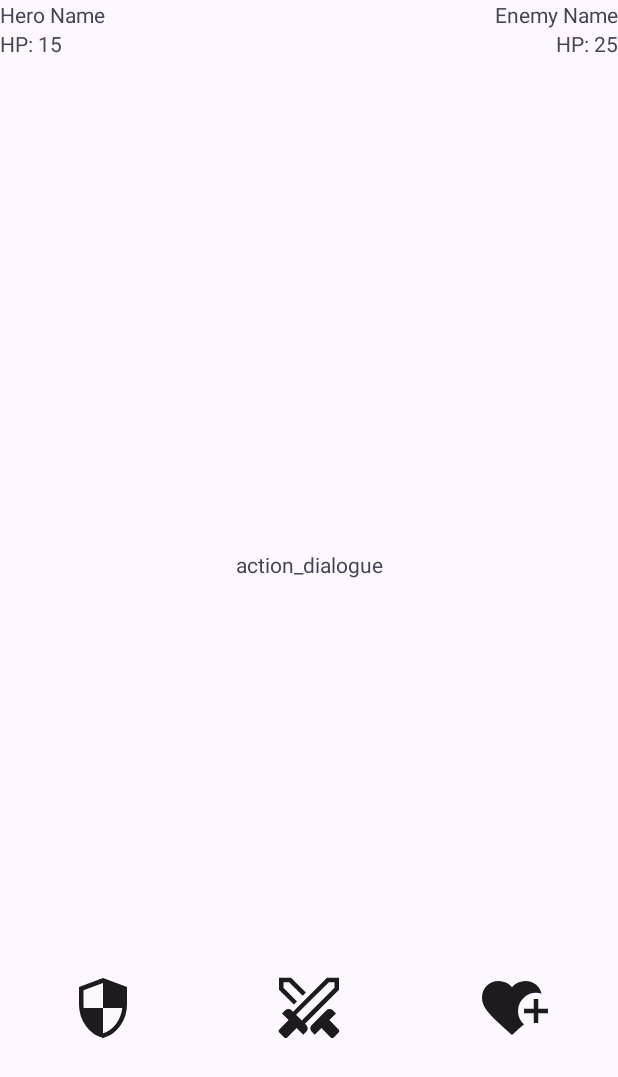
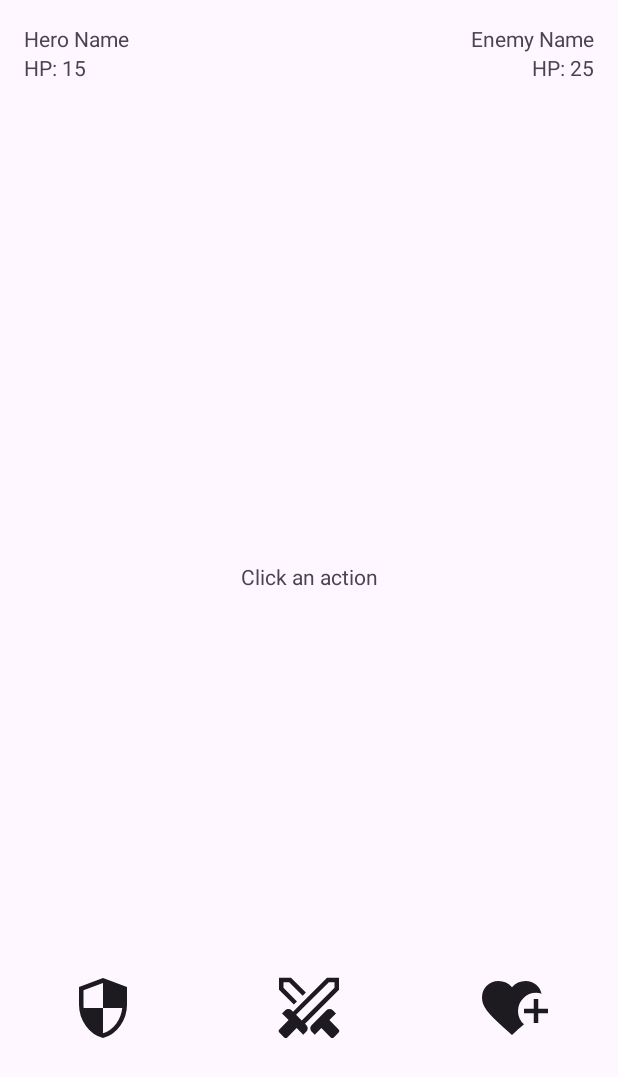
Before and after one commit to the-brown-foxx/bri-rpg, an Android app: the screen it shows after launch (MainActivity), on a phone screen of 412 x 824 dp. Shown: the top 1077 px of the screen. Run offline under Robolectric (Android 15) with nearby library versions, the phone set to English and light mode, and no system bars; libraries missing offline, so code that uses them is left out: ph.edu.auf; 4 statements that could not run were skipped.

Commit message:
finished implementation?

```diff
--- a/app/src/main/java/ph/edu/auf/nuguid/marcbrian/rpggame/Interface.kt
+++ b/app/src/main/java/ph/edu/auf/nuguid/marcbrian/rpggame/Interface.kt
@@ -1,11 +1,6 @@
 package ph.edu.auf.nuguid.marcbrian.rpggame
 
 interface CharacterInterface {
-    fun attack(target: Character): AttackResult
-    fun defend(): DefendResult
-    fun heal(): HealResult
-    fun receiveDamage(): DamageResult
-
-
-
+    fun makeMove(move: Move): MoveResult
+    fun receiveDamage(): SuccessfulDefenseResult?
 }
--- a/app/src/main/java/ph/edu/auf/nuguid/marcbrian/rpggame/MainActivity.kt
+++ b/app/src/main/java/ph/edu/auf/nuguid/marcbrian/rpggame/MainActivity.kt
@@ -2,84 +2,122 @@ package ph.edu.auf.nuguid.marcbrian.rpggame
 
 import android.annotation.SuppressLint
 import android.os.Bundle
-import android.widget.Button
+import android.view.ViewGroup
 import android.widget.TextView
 import androidx.activity.enableEdgeToEdge
 import androidx.appcompat.app.AppCompatActivity
 import androidx.core.view.ViewCompat
 import androidx.core.view.WindowInsetsCompat
+import androidx.core.view.updateLayoutParams
 import ph.edu.auf.nuguid.marcbrian.rpggame.databinding.ActivityMainBinding
 
 class MainActivity : AppCompatActivity() {
 
     private lateinit var binding: ActivityMainBinding
 
+    private val hero = Hero("Hero", CharacterStats(hp = 25, def = 8))
+    private val enemy = Enemy("Goblin", CharacterStats(hp = 15, def = 5))
+    private var gameOver = false
+
     @SuppressLint("SetTextI18n")
     override fun onCreate(savedInstanceState: Bundle?) {
-
-
         super.onCreate(savedInstanceState)
         enableEdgeToEdge()
         setContentView(R.layout.activity_main)
-        ViewCompat.setOnApplyWindowInsetsListener(findViewById(R.id.main)) { v, insets ->
-            val systemBars = insets.getInsets(WindowInsetsCompat.Type.systemBars())
-            v.setPadding(systemBars.left, systemBars.top, systemBars.right, systemBars.bottom)
-            insets
-
-
-        }
-
-        val hero = Hero("Hero", CharacterStats(hp = 25, def = 8))
-        val enemy = Enemy("Goblin", CharacterStats(hp = 15, def = 5))
-
         binding = ActivityMainBinding.inflate(layoutInflater)
         setContentView(binding.root)
 
+        ViewCompat.setOnApplyWindowInsetsListener(binding.root) { v, windowInsets ->
+            val insets = windowInsets.getInsets(WindowInsetsCompat.Type.systemBars())
+            // Apply the insets as a margin to the view. This solution sets
+            // only the bottom, left, and right dimensions, but you can apply whichever
+            // insets are appropriate to your layout. You can also update the view padding
+            // if that's more appropriate.
+            v.updateLayoutParams<ViewGroup.MarginLayoutParams> {
+                topMargin = insets.top
+                leftMargin = insets.left
+                bottomMargin = insets.bottom
+                rightMargin = insets.right
+            }
+
+            // Return CONSUMED if you don't want want the window insets to keep passing
+            // down to descendant views.
+            WindowInsetsCompat.CONSUMED
+        }
+
         with(binding) {
-
             heroName.text = hero.name
+            heroHp.text = hero.characterStats.hp.toString()
             enemyName.text = enemy.name
             enemyHp.text = enemy.characterStats.hp.toString()
-            heroHp.text = hero.characterStats.hp.toString()
 
             attackButton.setOnClickListener {
-                hero.attack(enemy)
-                actionDialogue.text = "Hero attacked Goblin for ${hero.damageQueued} damage!"
+                if (!gameOver) makeMove(AttackMove(enemy))
             }
 
             defendButton.setOnClickListener {
-                hero.defend()
-                actionDialogue.text = "Hero Defended!"
+                if (!gameOver) makeMove(DefenseMove)
             }
 
             healButton.setOnClickListener {
-                val healResult = hero.heal()
-                actionDialogue.text = "Hero healed for ${healResult.healing}!"
+                if (!gameOver) makeMove(HealMove)
             }
-
-            if (hero.characterStats.hp == 0){
-
-                actionDialogue.text = "Enemy won"
-            }else if (enemy.characterStats.hp == 0){
-                actionDialogue.text = "Hero won"
-            }
-
-            makeRandomMove(enemy, hero)
-
         }
-
     }
 
 
-    fun makeRandomMove(character: CharacterInterface, opponent: Character) {
+    private fun ActivityMainBinding.makeMove(move: Move) {
+        val heroResult = hero.makeMove(move)
+        heroResultText.updateFromResults(hero, heroResult)
+        val enemyResult = enemy.makeRandomMove(hero)
+        enemyResultText.updateFromResults(enemy, enemyResult)
+        val heroDefense = hero.receiveDamage()
+        heroResultText.updateFromResults(hero, heroDefense)
+        val enemyDefense = enemy.receiveDamage()
+        enemyResultText.updateFromResults(enemy, enemyDefense)
 
-        var move = listOf("attack", "defend", "heal").random()
+        heroHp.text = hero.characterStats.hp.toString()
+        enemyHp.text = enemy.characterStats.hp.toString()
 
-        when(move){
-            "attack" -> character.attack(opponent)
-            "defend" -> character.defend()
-            "heal" -> character.heal()
+        if (hero.characterStats.hp <= 0) {
+            heroName.text = "${hero.name} (Defeated)"
+            enemyName.text = "${enemy.name} (Winner)"
+            gameOver = true
+        } else if (enemy.characterStats.hp <= 0) {
+            heroName.text = "${hero.name} (Winner)"
+            enemyName.text = "${enemy.name} (Defeated)"
+            gameOver = true
         }
+    }
 
+    private fun TextView.updateFromResults(
+        character: Character,
+        moveResult: MoveResult,
+    ) {
+        text = when (moveResult) {
+            is AttackResult -> "${character.name} attacked for ${moveResult.damage} damage"
+            is DefenseResult -> "${character.name} defended"
+            is HealResult -> "${character.name} healed for ${moveResult.healing} HP"
+        }
+    }
+
+    @SuppressLint("SetTextI18n")
+    private fun TextView.updateFromResults(
+        character: Character,
+        moveResult: SuccessfulDefenseResult?,
+    ) {
+        if (moveResult is SuccessfulDefenseResult) {
+            text = "${character.name} defended and only received ${moveResult.damage} damage"
+        }
+    }
+
+    private fun CharacterInterface.makeRandomMove(opponent: Character): MoveResult {
+        val move = listOf("attack", "defend", "heal").random()
+
+        return when(move){
+            "attack" -> makeMove(AttackMove(opponent))
+            "defend" -> makeMove(DefenseMove)
+            else -> makeMove(HealMove)
+        }
     }
 }
--- a/app/src/main/java/ph/edu/auf/nuguid/marcbrian/rpggame/MoveResult.kt
+++ b/app/src/main/java/ph/edu/auf/nuguid/marcbrian/rpggame/MoveResult.kt
@@ -3,6 +3,7 @@ package ph.edu.auf.nuguid.marcbrian.rpggame
 sealed interface MoveResult
 
 data class AttackResult(val damage: Int) : MoveResult
-data class DefendResult(val defense: Int) : MoveResult
+data class DefenseResult(val defense: Int) : MoveResult
 data class HealResult(val healing: Int) : MoveResult
-data class DamageResult(val damage: Int) : MoveResult
+
+data class SuccessfulDefenseResult(val damage: Int)
--- a/app/src/main/res/layout/activity_main.xml
+++ b/app/src/main/res/layout/activity_main.xml
@@ -12,26 +12,41 @@
         android:id="@+id/hero_name"
         android:layout_width="wrap_content"
         android:layout_height="wrap_content"
+        android:layout_marginStart="16dp"
+        android:layout_marginTop="16dp"
         android:text="@string/hero_name"
         app:layout_constraintStart_toStartOf="parent"
         app:layout_constraintTop_toTopOf="parent" />
 
+    <TextView
+        android:id="@+id/hero_result_text"
+        android:layout_width="wrap_content"
+        android:layout_height="wrap_content"
+        android:layout_marginTop="312dp"
+        android:text="@string/action_dialogue"
+        app:layout_constraintBottom_toTopOf="@+id/enemy_result_text"
+        app:layout_constraintEnd_toEndOf="parent"
+        app:layout_constraintHorizontal_bias="0.5"
+        app:layout_constraintStart_toStartOf="parent"
+        app:layout_constraintTop_toTopOf="parent"
+        app:layout_constraintVertical_chainStyle="packed" />
 
     <TextView
-        android:id="@+id/action_dialogue"
+        android:id="@+id/enemy_result_text"
         android:layout_width="wrap_content"
         android:layout_height="wrap_content"
-        android:text="@string/action_dialogue"
+        android:layout_marginBottom="108dp"
         app:layout_constraintBottom_toTopOf="@+id/attack_button"
         app:layout_constraintEnd_toEndOf="parent"
+        app:layout_constraintHorizontal_bias="0.5"
         app:layout_constraintStart_toStartOf="parent"
-        app:layout_constraintTop_toTopOf="parent"
-        app:layout_constraintVertical_bias="0.668" />
+        app:layout_constraintTop_toBottomOf="@+id/hero_result_text" />
 
     <TextView
-        android:id="@+id/enemy_hp"
+        android:id="@+id/hero_hp"
         android:layout_width="wrap_content"
         android:layout_height="wrap_content"
+        android:layout_marginStart="16dp"
         android:text="@string/hp_15"
         app:layout_constraintStart_toStartOf="parent"
         app:layout_constraintTop_toBottomOf="@+id/hero_name" />
@@ -40,14 +55,17 @@
         android:id="@+id/enemy_name"
         android:layout_width="wrap_content"
         android:layout_height="wrap_content"
+        android:layout_marginTop="16dp"
+        android:layout_marginEnd="16dp"
         android:text="@string/enemy_name"
         app:layout_constraintEnd_toEndOf="parent"
         app:layout_constraintTop_toTopOf="parent" />
 
     <TextView
-        android:id="@+id/hero_hp"
+        android:id="@+id/enemy_hp"
         android:layout_width="wrap_content"
         android:layout_height="wrap_content"
+        android:layout_marginEnd="16dp"
         android:text="HP: 25"
         app:layout_constraintEnd_toEndOf="parent"
         app:layout_constraintTop_toBottomOf="@+id/enemy_name" />
@@ -56,6 +74,7 @@
         android:id="@+id/defend_button"
         android:layout_width="0dp"
         android:layout_height="wrap_content"
+        android:layout_marginBottom="64dp"
         android:layout_weight="1"
         android:background="#0000"
         android:contentDescription="@string/defend"
@@ -65,13 +84,13 @@
         app:layout_constraintEnd_toStartOf="@+id/attack_button"
         app:layout_constraintHorizontal_bias="0.5"
         app:layout_constraintStart_toStartOf="parent"
-        app:tint="?colorOnSurface"
-        android:layout_marginBottom="64dp"/>
+        app:tint="?colorOnSurface" />
 
     <ImageButton
         android:id="@+id/attack_button"
         android:layout_width="0dp"
         android:layout_height="wrap_content"
+        android:layout_marginBottom="64dp"
         android:layout_weight="1"
         android:background="#0000"
         android:contentDescription="@string/attack"
@@ -81,13 +100,13 @@
         app:layout_constraintEnd_toStartOf="@+id/heal_button"
         app:layout_constraintHorizontal_bias="0.5"
         app:layout_constraintStart_toEndOf="@+id/defend_button"
-        app:tint="?colorOnSurface"
-        android:layout_marginBottom="64dp" />
+        app:tint="?colorOnSurface" />
 
     <ImageButton
         android:id="@+id/heal_button"
         android:layout_width="0dp"
         android:layout_height="wrap_content"
+        android:layout_marginBottom="64dp"
         android:layout_weight="1"
         android:background="#0000"
         android:contentDescription="@string/heal"
@@ -97,8 +116,7 @@
         app:layout_constraintEnd_toEndOf="parent"
         app:layout_constraintHorizontal_bias="0.5"
         app:layout_constraintStart_toEndOf="@+id/attack_button"
-        app:tint="?colorOnSurface"
-        android:layout_marginBottom="64dp" />
+        app:tint="?colorOnSurface" />
 
 
 </androidx.constraintlayout.widget.ConstraintLayout>
--- a/app/src/main/res/values/strings.xml
+++ b/app/src/main/res/values/strings.xml
@@ -6,5 +6,5 @@
     <string name="hero_name">Hero Name</string>
     <string name="hp_15">HP: 15</string>
     <string name="enemy_name">Enemy Name</string>
-    <string name="action_dialogue">action_dialogue\n</string>
+    <string name="action_dialogue">Click an action</string>
 </resources>
```
Also changed, not shown: app/src/main/java/ph/edu/auf/nuguid/marcbrian/rpggame/Enemy.kt (+19 -13 lines), app/src/main/java/ph/edu/auf/nuguid/marcbrian/rpggame/Hero.kt (+17 -10 lines), app/src/main/java/ph/edu/auf/nuguid/marcbrian/rpggame/Move.kt (added, +7 -0 lines).
